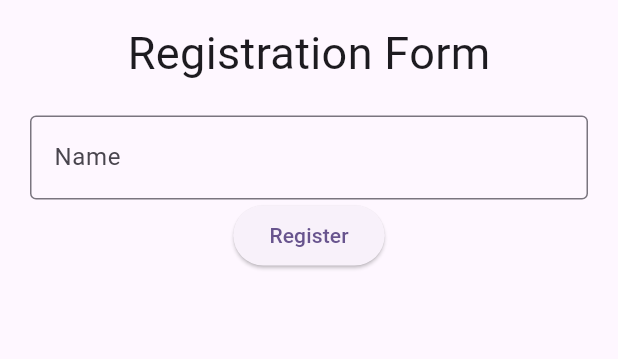
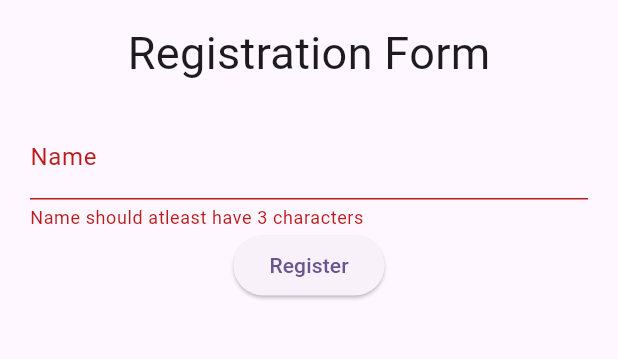
Before and after one commit to skillyheads/scet-flutter, a Flutter app: the screen it shows after launch, after a tap on "Register", on a phone screen of 412 x 824 dp, the part 63-422 px from its top. Run offline on Flutter 3.47's test engine with Material 3 defaults, Android fonts, the phone set to English and light mode, and no system bars; our stand-ins replace shared_preferences.

Commit message:
Commit#4

```diff
--- a/registrations_showcase/lib/main.dart
+++ b/registrations_showcase/lib/main.dart
@@ -63,9 +63,11 @@ class _RegistrationFormState extends State<RegistrationForm> {
         child: Column(
           children: [
             TextFormField(
+              keyboardType: TextInputType.text,
+              obscureText: false,
               decoration: InputDecoration(
                 labelText: 'Name',
-                border: OutlineInputBorder(),
+                border: UnderlineInputBorder(),
               ),
               validator: (value) {
                 if (value!.length < 3) {
@@ -74,7 +76,17 @@ class _RegistrationFormState extends State<RegistrationForm> {
                 return null;
               },
             ),
-            ElevatedButton(onPressed: () => {}, child: Text('Register')),
+            ElevatedButton(
+              onPressed: () {
+                bool isValid = _formKey.currentState!.validate();
+                if (isValid) {
+                  ScaffoldMessenger.of(
+                    context,
+                  ).showSnackBar(SnackBar(content: Text('Form is valid!')));
+                }
+              },
+              child: Text('Register'),
+            ),
           ],
         ),
       ),
```
